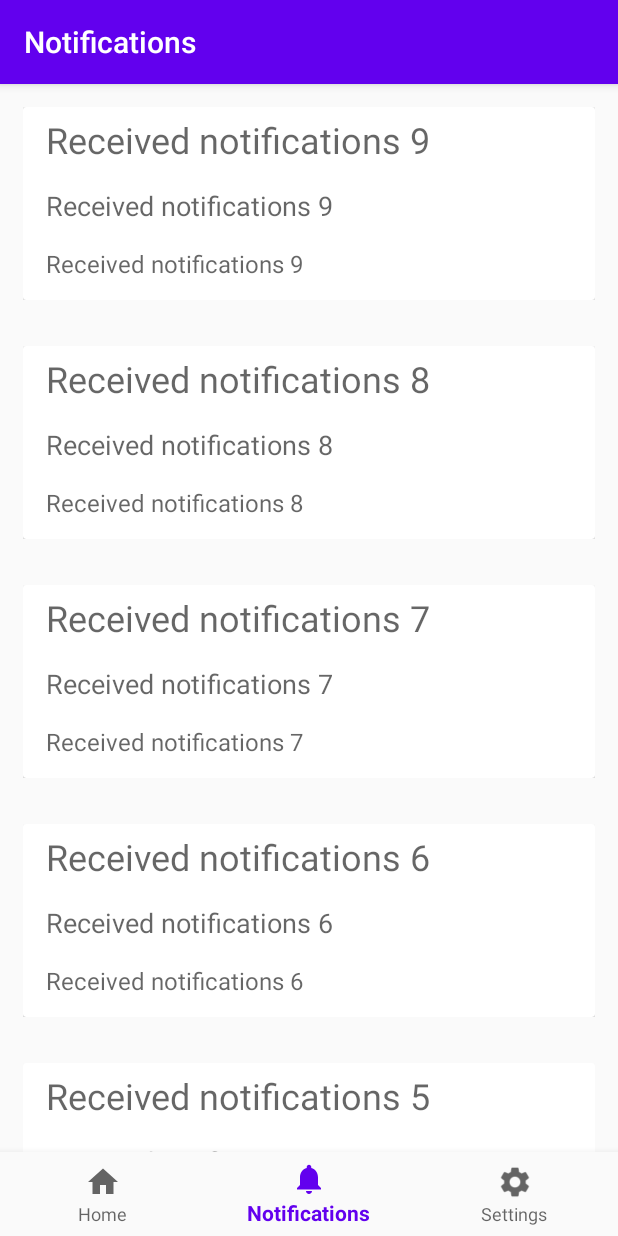
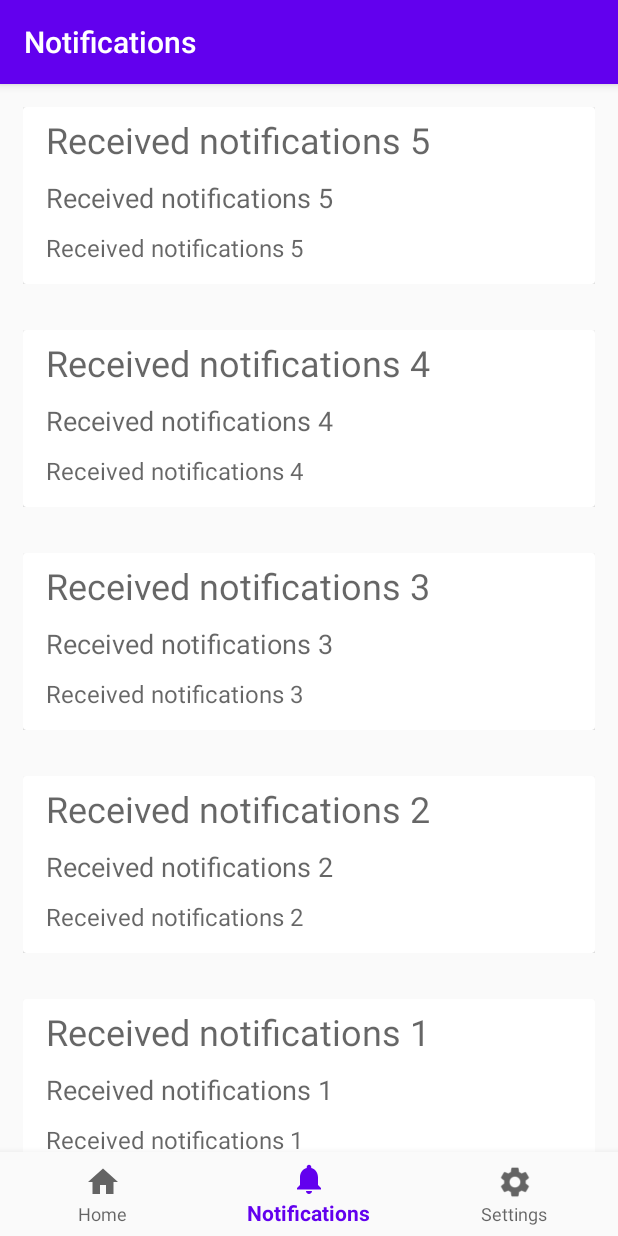
Before and after one commit to Elite-Capstone/Project-ShutTheFrontDoor, an Android app: the NotificationsFragment screen opened through its navigation route, on a phone screen of 412 x 824 dp. Run offline under Robolectric (Android 15) with nearby library versions, the phone set to English and light mode, and no system bars; our stand-ins replace navigation-ui; network calls fail.

Commit message:
made some changes
made the cards smaller; added some paddings to the recycler view to see more of the last item; decreased the number of notifications to be displayed as well

```diff
--- a/Front End/Android/app/src/main/java/com/theelite/portal/ui/notifications/NotificationsFragment.kt
+++ b/Front End/Android/app/src/main/java/com/theelite/portal/ui/notifications/NotificationsFragment.kt
@@ -37,9 +37,9 @@ class NotificationsFragment : Fragment() {
 
     private fun getNotifications(): ArrayList<String> {
         val notifications = ArrayList<String>()
-        var index = 10
-        while (index-- >= 0) {
-            notifications.add("Received notifications $index")
+        var index = 5
+        while (index >= 0) {
+            notifications.add("Received notifications ${index--}")
         }
         return notifications
     }
--- a/Front End/Android/app/src/main/res/layout/fragment_notifications.xml
+++ b/Front End/Android/app/src/main/res/layout/fragment_notifications.xml
@@ -24,7 +24,8 @@
     <androidx.recyclerview.widget.RecyclerView
         android:id="@+id/recentNotificationsRecyclerView"
         android:layout_width="match_parent"
-        android:layout_height="match_parent" />
+        android:layout_height="match_parent"
+        android:paddingBottom="45dp"/>
 
 
 </androidx.constraintlayout.widget.ConstraintLayout>
--- a/Front End/Android/app/src/main/res/layout/recent_notifications_no_actions.xml
+++ b/Front End/Android/app/src/main/res/layout/recent_notifications_no_actions.xml
@@ -30,7 +30,7 @@
                 android:layout_width="match_parent"
                 android:layout_height="wrap_content"
                 android:textSize="18sp"
-                android:layout_marginTop="15dp"
+                android:layout_marginTop="10dp"
                 android:text="@string/random_description"
                 android:textAppearance="@style/TextAppearance.AppCompat.Caption" />
 
@@ -40,7 +40,7 @@
                 android:layout_height="wrap_content"
                 android:textSize="16sp"
                 android:paddingBottom="13dp"
-                android:layout_marginTop="15dp"
+                android:layout_marginTop="10dp"
                 android:textAppearance="@style/TextAppearance.AppCompat.Caption" />
         </LinearLayout>
     </androidx.cardview.widget.CardView>
```
